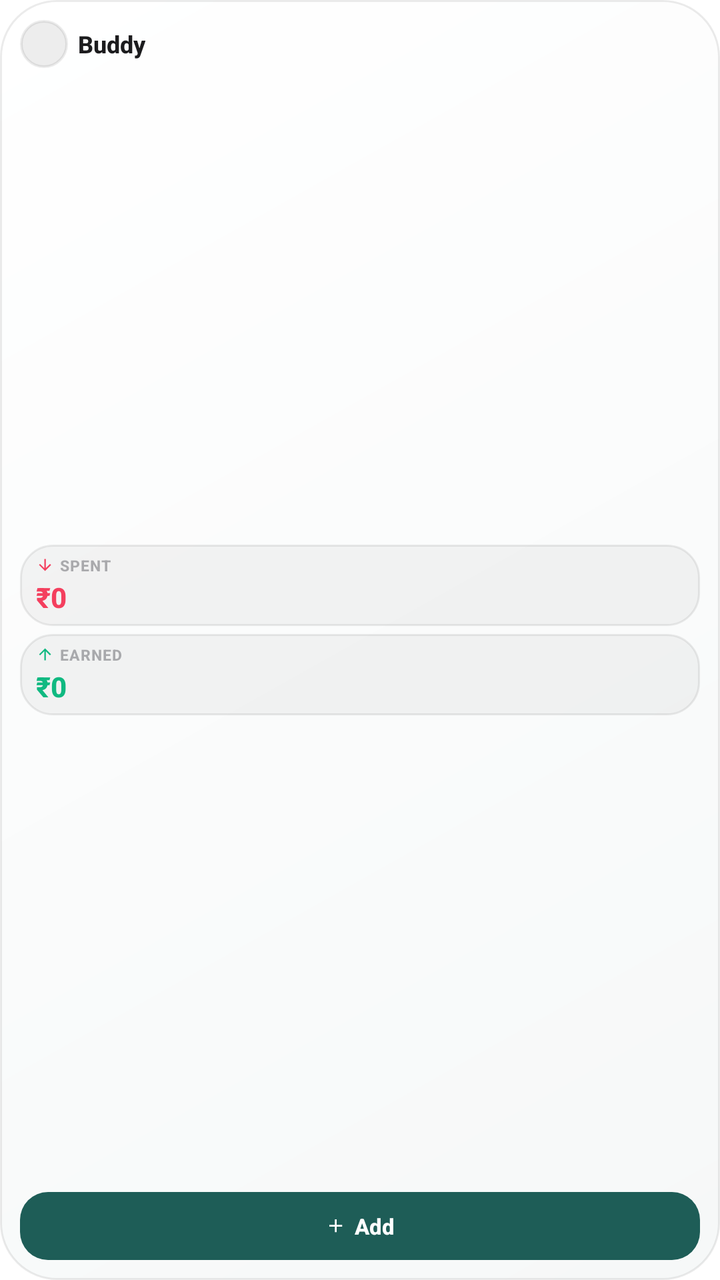
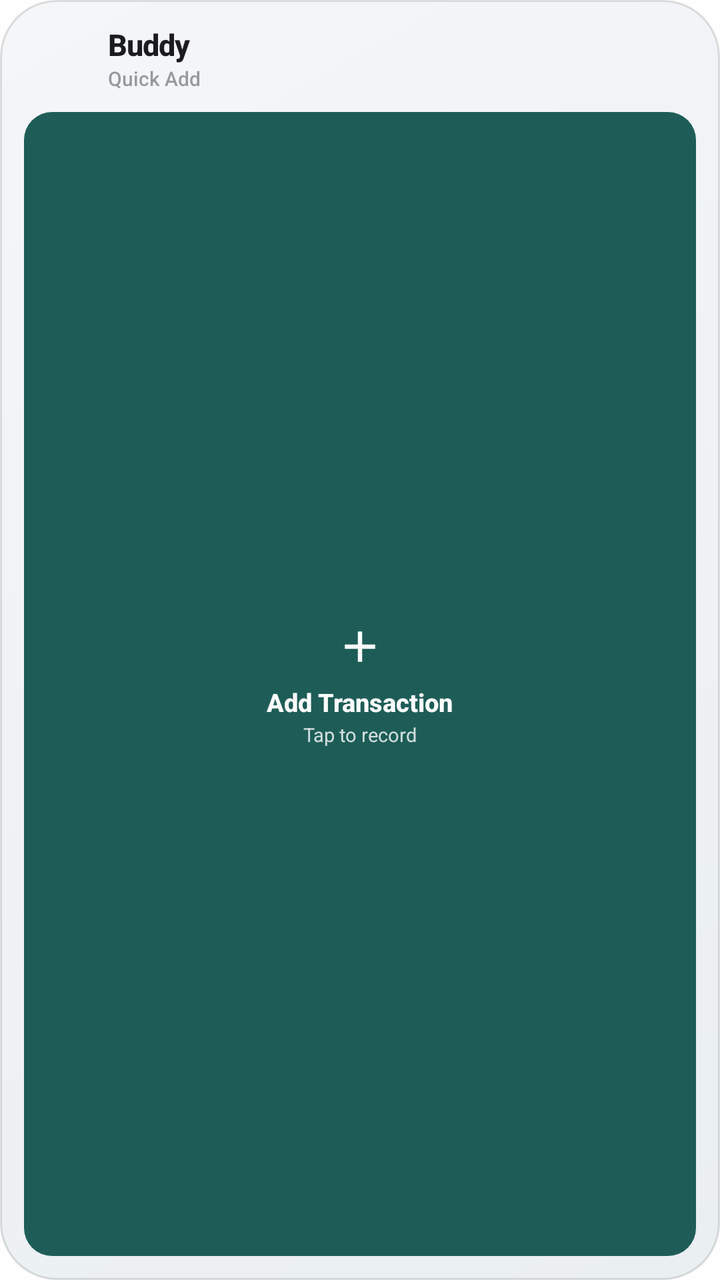

Before-and-after screenshots of an Android layout around one commit, followed by the original layout XML and the change that was made.
<!-- AndroidManifest.xml: fallback theme Theme.MaterialComponents.DayNight.NoActionBar -->
<!-- res/layout/widget_buddy_small.xml -->
<?xml version="1.0" encoding="utf-8"?>
<LinearLayout xmlns:android="http://schemas.android.com/apk/res/android"
    android:id="@android:id/background"
    android:layout_width="match_parent"
    android:layout_height="match_parent"
    android:background="@drawable/widget_bg"
    android:orientation="vertical"
    android:padding="10dp">

    
    <LinearLayout
        android:layout_width="match_parent"
        android:layout_height="wrap_content"
        android:gravity="center_vertical"
        android:orientation="horizontal">

        <FrameLayout
            android:layout_width="24dp"
            android:layout_height="24dp"
            android:background="@drawable/widget_icon_squircle">

            <ImageView
                android:layout_width="15dp"
                android:layout_height="15dp"
                android:layout_gravity="center"
                android:contentDescription="@null"
                android:src="@mipmap/ic_launcher" />
        </FrameLayout>

        <TextView
            android:layout_width="wrap_content"
            android:layout_height="wrap_content"
            android:layout_marginStart="5dp"
            android:fontFamily="sans-serif-medium"
            android:maxLines="1"
            android:text="Buddy"
            android:textColor="@color/widget_text_primary"
            android:textSize="12sp"
            android:textStyle="bold" />
    </LinearLayout>

    
    <LinearLayout
        android:layout_width="match_parent"
        android:layout_height="0dp"
        android:layout_marginTop="5dp"
        android:layout_marginBottom="5dp"
        android:layout_weight="1"
        android:gravity="center_vertical"
        android:orientation="vertical">

        
        <LinearLayout
            android:layout_width="match_parent"
            android:layout_height="wrap_content"
            android:background="@drawable/widget_stat_tile_bg"
            android:orientation="vertical"
            android:paddingStart="8dp"
            android:paddingTop="5dp"
            android:paddingEnd="8dp"
            android:paddingBottom="5dp">

            <LinearLayout
                android:layout_width="match_parent"
                android:layout_height="wrap_content"
                android:gravity="center_vertical"
                android:orientation="horizontal">

                <ImageView
                    android:layout_width="9dp"
                    android:layout_height="9dp"
                    android:contentDescription="@null"
                    android:src="@drawable/ic_widget_arrow_down" />

                <TextView
                    android:layout_width="wrap_content"
                    android:layout_height="wrap_content"
                    android:layout_marginStart="3dp"
                    android:fontFamily="sans-serif-medium"
                    android:letterSpacing="0.04"
                    android:maxLines="1"
                    android:text="SPENT"
                    android:textColor="@color/widget_text_muted"
                    android:textSize="7.5sp"
                    android:textStyle="bold" />
            </LinearLayout>

            <TextView
                android:id="@+id/tv_hero_spent"
                android:layout_width="match_parent"
                android:layout_height="wrap_content"
                android:layout_marginTop="1dp"
                android:ellipsize="end"
                android:fontFamily="sans-serif-medium"
                android:maxLines="1"
                android:text="₹0"
                android:textColor="@color/widget_expense"
                android:textSize="14sp"
                android:textStyle="bold" />
        </LinearLayout>

        
        <LinearLayout
            android:layout_width="match_parent"
            android:layout_height="wrap_content"
            android:layout_marginTop="4dp"
            android:background="@drawable/widget_stat_tile_bg"
            android:orientation="vertical"
            android:paddingStart="8dp"
            android:paddingTop="5dp"
            android:paddingEnd="8dp"
            android:paddingBottom="5dp">

            <LinearLayout
                android:layout_width="match_parent"
                android:layout_height="wrap_content"
                android:gravity="center_vertical"
                android:orientation="horizontal">

                <ImageView
                    android:layout_width="9dp"
                    android:layout_height="9dp"
                    android:contentDescription="@null"
                    android:src="@drawable/ic_widget_arrow_up" />

                <TextView
                    android:layout_width="wrap_content"
                    android:layout_height="wrap_content"
                    android:layout_marginStart="3dp"
                    android:fontFamily="sans-serif-medium"
                    android:letterSpacing="0.04"
                    android:maxLines="1"
                    android:text="EARNED"
                    android:textColor="@color/widget_text_muted"
                    android:textSize="7.5sp"
                    android:textStyle="bold" />
            </LinearLayout>

            <TextView
                android:id="@+id/tv_hero_earned"
                android:layout_width="match_parent"
                android:layout_height="wrap_content"
                android:layout_marginTop="1dp"
                android:ellipsize="end"
                android:fontFamily="sans-serif-medium"
                android:maxLines="1"
                android:text="₹0"
                android:textColor="@color/widget_income"
                android:textSize="14sp"
                android:textStyle="bold" />
        </LinearLayout>
    </LinearLayout>

    
    <LinearLayout
        android:id="@+id/btn_widget_add"
        android:layout_width="match_parent"
        android:layout_height="34dp"
        android:background="@drawable/widget_btn_add"
        android:gravity="center"
        android:orientation="horizontal">

        <ImageView
            android:layout_width="11dp"
            android:layout_height="11dp"
            android:contentDescription="@null"
            android:src="@drawable/ic_widget_add" />

        <TextView
            android:layout_width="wrap_content"
            android:layout_height="wrap_content"
            android:layout_marginStart="4dp"
            android:fontFamily="sans-serif-medium"
            android:maxLines="1"
            android:text="Add"
            android:textColor="@color/widget_accent_text"
            android:textSize="11sp"
            android:textStyle="bold" />
    </LinearLayout>

</LinearLayout>
<!-- resources referenced by this layout -->
<resources>
  <color name="widget_accent_text">#FFFFFFFF</color>
  <color name="widget_expense">#FFF43F5E</color>
  <color name="widget_income">#FF10B981</color>
  <color name="widget_text_muted">#663C3C43</color>
  <color name="widget_text_primary">#FF1C1C1E</color>
  <!-- drawable ic_widget_add (drawable) -->
  <vector xmlns:android="http://schemas.android.com/apk/res/android"
      android:width="24dp"
      android:height="24dp"
      android:viewportWidth="24"
      android:viewportHeight="24">
      <path
          android:fillColor="#FFFFFFFF"
          android:pathData="M19,13h-6v6h-2v-6H5v-2h6V5h2v6h6v2z" />
  </vector>
  <!-- drawable ic_widget_arrow_down (drawable) -->
  <vector xmlns:android="http://schemas.android.com/apk/res/android"
      android:width="24dp"
      android:height="24dp"
      android:viewportWidth="24"
      android:viewportHeight="24">
      <path
          android:fillColor="@color/widget_expense"
          android:pathData="M20,12l-1.41,-1.41L13,16.17V4h-2v12.17l-5.58,-5.59L4,12l8,8 8,-8z" />
  </vector>
  <!-- drawable ic_widget_arrow_up (drawable) -->
  <vector xmlns:android="http://schemas.android.com/apk/res/android"
      android:width="24dp"
      android:height="24dp"
      android:viewportWidth="24"
      android:viewportHeight="24">
      <path
          android:fillColor="@color/widget_income"
          android:pathData="M4,12l1.41,1.41L11,7.83V20h2V7.83l5.58,5.59L20,12l-8,-8 -8,8z" />
  </vector>
  <!-- drawable widget_bg (drawable) -->
  <?xml version="1.0" encoding="utf-8"?>
  <shape xmlns:android="http://schemas.android.com/apk/res/android"
      android:shape="rectangle">
      <gradient
          android:angle="315"
          android:startColor="@color/widget_bg_start"
          android:endColor="@color/widget_bg_end" />
      <stroke
          android:width="1dp"
          android:color="@color/widget_border" />
      <corners android:radius="@dimen/widget_radius" />
  </shape>
  <!-- drawable widget_btn_add (drawable) -->
  <?xml version="1.0" encoding="utf-8"?>
  <ripple xmlns:android="http://schemas.android.com/apk/res/android"
      android:color="#33FFFFFF">
      <item>
          <shape android:shape="rectangle">
              <solid android:color="@color/widget_accent" />
              <corners android:radius="14dp" />
          </shape>
      </item>
  </ripple>
  <!-- drawable widget_icon_squircle (drawable) -->
  <?xml version="1.0" encoding="utf-8"?>
  <shape xmlns:android="http://schemas.android.com/apk/res/android"
      android:shape="rectangle">
      <solid android:color="@color/widget_surface_elevated" />
      <corners android:radius="14dp" />
      <stroke
          android:width="1.2dp"
          android:color="@color/widget_border" />
  </shape>
  <!-- drawable widget_stat_tile_bg (drawable) -->
  <?xml version="1.0" encoding="utf-8"?>
  <shape xmlns:android="http://schemas.android.com/apk/res/android"
      android:shape="rectangle">
      <solid android:color="@color/widget_surface" />
      <corners android:radius="16dp" />
      <stroke
          android:width="1dp"
          android:color="@color/widget_border" />
  </shape>
  <!-- mipmap ic_launcher (mipmap-anydpi-v26) -->
  <?xml version="1.0" encoding="utf-8"?>
  <adaptive-icon xmlns:android="http://schemas.android.com/apk/res/android">
    <background android:drawable="@color/ic_launcher_background"/>
    <foreground android:drawable="@drawable/ic_launcher_foreground"/>
  </adaptive-icon>
  <color name="widget_bg_start">#FFFFFFFF</color>
  <color name="widget_bg_end">#FFF6F8F8</color>
  <color name="widget_border">#14000000</color>
  <dimen name="widget_radius">28dp</dimen>
  <color name="widget_accent">#FF1E5D57</color>
  <color name="widget_surface_elevated">#12000000</color>
  <color name="widget_surface">#0A000000</color>
  <color name="ic_launcher_background">#011E26</color>
  <!-- drawable ic_launcher_foreground: png bitmap (drawable-hdpi, 15418 bytes) -->
</resources>

<!-- the commit's change to res/layout/widget_buddy_small.xml (unified diff, before → after) -->
@@ -4,178 +4,94 @@
     android:layout_width="match_parent"
     android:layout_height="match_parent"
     android:background="@drawable/widget_bg"
+    android:gravity="center"
     android:orientation="vertical"
-    android:padding="10dp">
+    android:padding="12dp">
 
     
     <LinearLayout
+        android:id="@+id/layout_small_brand"
         android:layout_width="match_parent"
         android:layout_height="wrap_content"
         android:gravity="center_vertical"
         android:orientation="horizontal">
 
-        <FrameLayout
-            android:layout_width="24dp"
-            android:layout_height="24dp"
-            android:background="@drawable/widget_icon_squircle">
+        
+        <ImageView
+            android:id="@+id/iv_small_app_logo"
+            android:layout_width="34dp"
+            android:layout_height="34dp"
+            android:contentDescription="@null"
+            android:scaleType="fitCenter"
+            android:src="@mipmap/ic_launcher" />
 
-            <ImageView
-                android:layout_width="15dp"
-                android:layout_height="15dp"
-                android:layout_gravity="center"
-                android:contentDescription="@null"
-                android:src="@mipmap/ic_launcher" />
-        </FrameLayout>
-
-        <TextView
+        <LinearLayout
             android:layout_width="wrap_content"
             android:layout_height="wrap_content"
-            android:layout_marginStart="5dp"
-            android:fontFamily="sans-serif-medium"
-            android:maxLines="1"
-            android:text="Buddy"
-            android:textColor="@color/widget_text_primary"
-            android:textSize="12sp"
-            android:textStyle="bold" />
-    </LinearLayout>
-
-    
-    <LinearLayout
-        android:layout_width="match_parent"
-        android:layout_height="0dp"
-        android:layout_marginTop="5dp"
-        android:layout_marginBottom="5dp"
-        android:layout_weight="1"
-        android:gravity="center_vertical"
-        android:orientation="vertical">
-
-        
-        <LinearLayout
-            android:layout_width="match_parent"
-            android:layout_height="wrap_content"
-            android:background="@drawable/widget_stat_tile_bg"
-            android:orientation="vertical"
-            android:paddingStart="8dp"
-            android:paddingTop="5dp"
-            android:paddingEnd="8dp"
-            android:paddingBottom="5dp">
-
-            <LinearLayout
-                android:layout_width="match_parent"
-                android:layout_height="wrap_content"
-                android:gravity="center_vertical"
-                android:orientation="horizontal">
-
-                <ImageView
-                    android:layout_width="9dp"
-                    android:layout_height="9dp"
-                    android:contentDescription="@null"
-                    android:src="@drawable/ic_widget_arrow_down" />
-
-                <TextView
-                    android:layout_width="wrap_content"
-                    android:layout_height="wrap_content"
-                    android:layout_marginStart="3dp"
-                    android:fontFamily="sans-serif-medium"
-                    android:letterSpacing="0.04"
-                    android:maxLines="1"
-                    android:text="SPENT"
-                    android:textColor="@color/widget_text_muted"
-                    android:textSize="7.5sp"
-                    android:textStyle="bold" />
-            </LinearLayout>
+            android:layout_marginStart="8dp"
+            android:orientation="vertical">
 
             <TextView
-                android:id="@+id/tv_hero_spent"
-                android:layout_width="match_parent"
+                android:layout_width="wrap_content"
                 android:layout_height="wrap_content"
-                android:layout_marginTop="1dp"
-                android:ellipsize="end"
+                android:fontFamily="sans-serif-medium"
+                android:letterSpacing="-0.02"
+                android:maxLines="1"
+                android:text="Buddy"
+                android:textColor="@color/widget_text_primary"
+                android:textSize="15sp"
+                android:textStyle="bold" />
+
+            <TextView
+                android:layout_width="wrap_content"
+                android:layout_height="wrap_content"
                 android:fontFamily="sans-serif-medium"
                 android:maxLines="1"
-                android:text="₹0"
-                android:textColor="@color/widget_expense"
-                android:textSize="14sp"
-                android:textStyle="bold" />
-        </LinearLayout>
-
-        
-        <LinearLayout
-            android:layout_width="match_parent"
-            android:layout_height="wrap_content"
-            android:layout_marginTop="4dp"
-            android:background="@drawable/widget_stat_tile_bg"
-            android:orientation="vertical"
-            android:paddingStart="8dp"
-            android:paddingTop="5dp"
-            android:paddingEnd="8dp"
-            android:paddingBottom="5dp">
-
-            <LinearLayout
-                android:layout_width="match_parent"
-                android:layout_height="wrap_content"
-                android:gravity="center_vertical"
-                android:orientation="horizontal">
-
-                <ImageView
-                    android:layout_width="9dp"
-                    android:layout_height="9dp"
-                    android:contentDescription="@null"
-                    android:src="@drawable/ic_widget_arrow_up" />
-
-                <TextView
-                    android:layout_width="wrap_content"
-                    android:layout_height="wrap_content"
-                    android:layout_marginStart="3dp"
-                    android:fontFamily="sans-serif-medium"
-                    android:letterSpacing="0.04"
-                    android:maxLines="1"
-                    android:text="EARNED"
-                    android:textColor="@color/widget_text_muted"
-                    android:textSize="7.5sp"
-                    android:textStyle="bold" />
-            </LinearLayout>
-
-            <TextView
-                android:id="@+id/tv_hero_earned"
-                android:layout_width="match_parent"
-                android:layout_height="wrap_content"
-                android:layout_marginTop="1dp"
-                android:ellipsize="end"
-                android:fontFamily="sans-serif-medium"
-                android:maxLines="1"
-                android:text="₹0"
-                android:textColor="@color/widget_income"
-                android:textSize="14sp"
-                android:textStyle="bold" />
+                android:text="Quick Add"
+                android:textColor="@color/widget_text_muted"
+                android:textSize="10sp" />
         </LinearLayout>
     </LinearLayout>
 
     
     <LinearLayout
-        android:id="@+id/btn_widget_add"
+        android:id="@+id/btn_widget_add_hero"
         android:layout_width="match_parent"
-        android:layout_height="34dp"
+        android:layout_height="0dp"
+        android:layout_marginTop="10dp"
+        android:layout_weight="1"
         android:background="@drawable/widget_btn_add"
         android:gravity="center"
-        android:orientation="horizontal">
+        android:orientation="vertical"
+        android:padding="8dp">
 
+        
         <ImageView
-            android:layout_width="11dp"
-            android:layout_height="11dp"
+            android:layout_width="26dp"
+            android:layout_height="26dp"
             android:contentDescription="@null"
             android:src="@drawable/ic_widget_add" />
 
         <TextView
             android:layout_width="wrap_content"
             android:layout_height="wrap_content"
-            android:layout_marginStart="4dp"
+            android:layout_marginTop="6dp"
             android:fontFamily="sans-serif-medium"
             android:maxLines="1"
-            android:text="Add"
+            android:text="Add Transaction"
             android:textColor="@color/widget_accent_text"
-            android:textSize="11sp"
+            android:textSize="12.5sp"
             android:textStyle="bold" />
+
+        <TextView
+            android:layout_width="wrap_content"
+            android:layout_height="wrap_content"
+            android:layout_marginTop="1dp"
+            android:fontFamily="sans-serif"
+            android:maxLines="1"
+            android:text="Tap to record"
+            android:textColor="#CCFFFFFF"
+            android:textSize="9.5sp" />
     </LinearLayout>
 
 </LinearLayout>
<!-- resource entries referenced after the edit -->
@@ -1,9 +1,7 @@
 <!-- resources referenced by this layout -->
 <resources>
   <color name="widget_accent_text">#FFFFFFFF</color>
-  <color name="widget_expense">#FFF43F5E</color>
-  <color name="widget_income">#FF10B981</color>
-  <color name="widget_text_muted">#663C3C43</color>
+  <color name="widget_text_muted">#803C3C43</color>
   <color name="widget_text_primary">#FF1C1C1E</color>
   <!-- drawable ic_widget_add (drawable) -->
   <vector xmlns:android="http://schemas.android.com/apk/res/android"
@@ -14,26 +12,6 @@
       <path
           android:fillColor="#FFFFFFFF"
           android:pathData="M19,13h-6v6h-2v-6H5v-2h6V5h2v6h6v2z" />
-  </vector>
-  <!-- drawable ic_widget_arrow_down (drawable) -->
-  <vector xmlns:android="http://schemas.android.com/apk/res/android"
-      android:width="24dp"
-      android:height="24dp"
-      android:viewportWidth="24"
-      android:viewportHeight="24">
-      <path
-          android:fillColor="@color/widget_expense"
-          android:pathData="M20,12l-1.41,-1.41L13,16.17V4h-2v12.17l-5.58,-5.59L4,12l8,8 8,-8z" />
-  </vector>
-  <!-- drawable ic_widget_arrow_up (drawable) -->
-  <vector xmlns:android="http://schemas.android.com/apk/res/android"
-      android:width="24dp"
-      android:height="24dp"
-      android:viewportWidth="24"
-      android:viewportHeight="24">
-      <path
-          android:fillColor="@color/widget_income"
-          android:pathData="M4,12l1.41,1.41L11,7.83V20h2V7.83l5.58,5.59L20,12l-8,-8 -8,8z" />
   </vector>
   <!-- drawable widget_bg (drawable) -->
   <?xml version="1.0" encoding="utf-8"?>
@@ -59,39 +37,17 @@
           </shape>
       </item>
   </ripple>
-  <!-- drawable widget_icon_squircle (drawable) -->
-  <?xml version="1.0" encoding="utf-8"?>
-  <shape xmlns:android="http://schemas.android.com/apk/res/android"
-      android:shape="rectangle">
-      <solid android:color="@color/widget_surface_elevated" />
-      <corners android:radius="14dp" />
-      <stroke
-          android:width="1.2dp"
-          android:color="@color/widget_border" />
-  </shape>
-  <!-- drawable widget_stat_tile_bg (drawable) -->
-  <?xml version="1.0" encoding="utf-8"?>
-  <shape xmlns:android="http://schemas.android.com/apk/res/android"
-      android:shape="rectangle">
-      <solid android:color="@color/widget_surface" />
-      <corners android:radius="16dp" />
-      <stroke
-          android:width="1dp"
-          android:color="@color/widget_border" />
-  </shape>
   <!-- mipmap ic_launcher (mipmap-anydpi-v26) -->
   <?xml version="1.0" encoding="utf-8"?>
   <adaptive-icon xmlns:android="http://schemas.android.com/apk/res/android">
     <background android:drawable="@color/ic_launcher_background"/>
     <foreground android:drawable="@drawable/ic_launcher_foreground"/>
   </adaptive-icon>
-  <color name="widget_bg_start">#FFFFFFFF</color>
-  <color name="widget_bg_end">#FFF6F8F8</color>
-  <color name="widget_border">#14000000</color>
+  <color name="widget_bg_start">#FFF4F6F8</color>
+  <color name="widget_bg_end">#FFEAEFF2</color>
+  <color name="widget_border">#20000000</color>
   <dimen name="widget_radius">28dp</dimen>
   <color name="widget_accent">#FF1E5D57</color>
-  <color name="widget_surface_elevated">#12000000</color>
-  <color name="widget_surface">#0A000000</color>
   <color name="ic_launcher_background">#011E26</color>
   <!-- drawable ic_launcher_foreground: png bitmap (drawable-hdpi, 15418 bytes) -->
 </resources>
